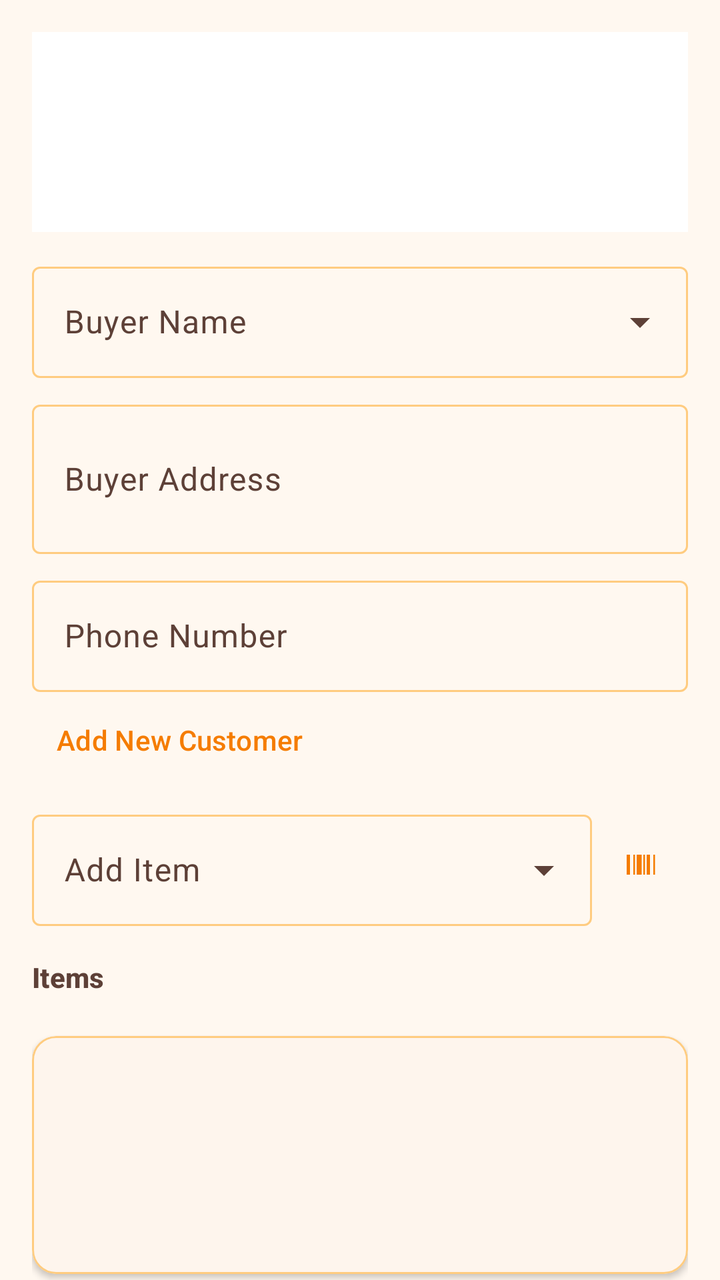
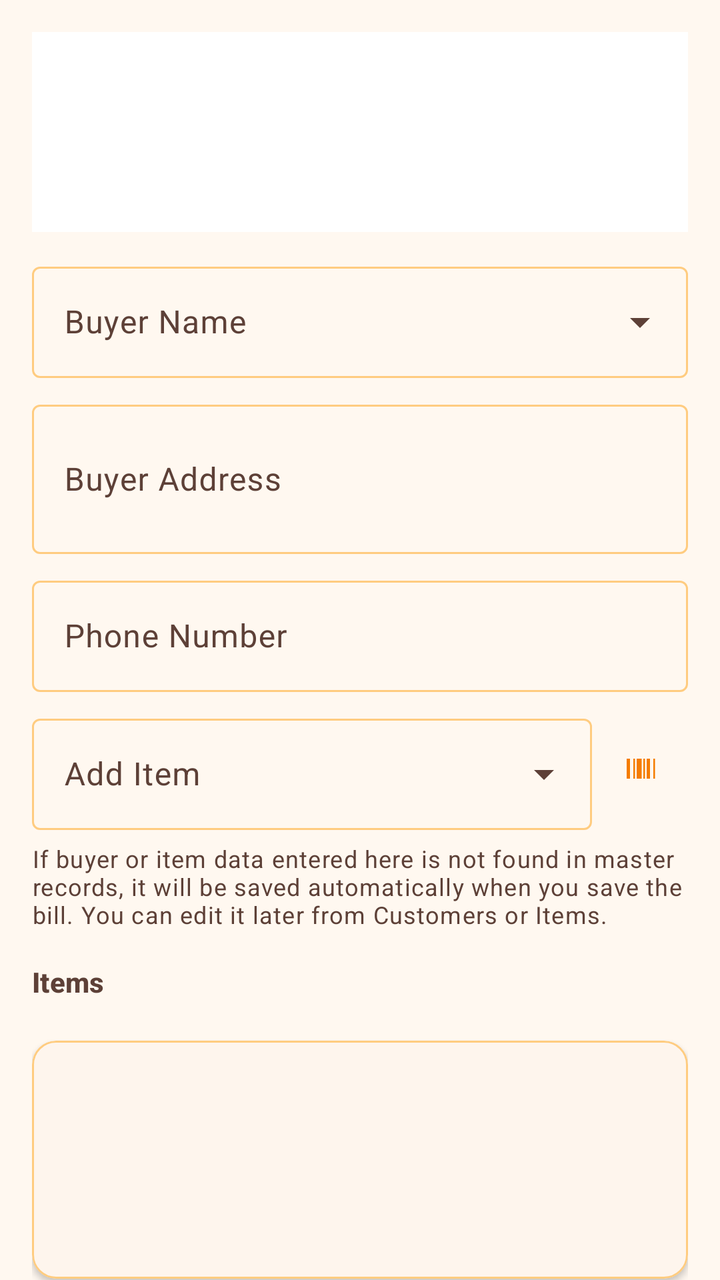

An Android layout rendered at two revisions. The XML below is the earlier revision; the diff shows what the commit changed to produce the second picture.
<!-- AndroidManifest.xml: application theme Theme.VikrSaathi -->
<!-- res/layout/fragment_bill.xml -->
<?xml version="1.0" encoding="utf-8"?>
<androidx.drawerlayout.widget.DrawerLayout xmlns:android="http://schemas.android.com/apk/res/android"
    xmlns:app="http://schemas.android.com/apk/res-auto"
    android:id="@+id/drawerLayout"
    android:layout_width="match_parent"
    android:layout_height="match_parent">

    <androidx.core.widget.NestedScrollView
        android:layout_width="match_parent"
        android:layout_height="match_parent"
        android:background="@color/orange_surface"
        android:fillViewport="true">

        <LinearLayout
            android:layout_width="match_parent"
            android:layout_height="wrap_content"
            android:orientation="vertical"
            android:padding="16dp">

            <ImageView
                android:id="@+id/imageHeader"
                android:layout_width="match_parent"
                android:layout_height="100dp"
                android:background="@color/surface_panel"
                android:contentDescription="@string/header_image"
                android:padding="4dp"
                android:scaleType="fitCenter" />

            <com.google.android.material.textfield.TextInputLayout
                style="@style/Widget.Material3.TextInputLayout.OutlinedBox.ExposedDropdownMenu"
                android:layout_width="match_parent"
                android:layout_height="wrap_content"
                android:layout_marginTop="12dp"
                android:hint="@string/buyer_name">

                <com.google.android.material.textfield.MaterialAutoCompleteTextView
                    android:id="@+id/autoCompleteCustomer"
                    android:layout_width="match_parent"
                    android:layout_height="wrap_content"
                    android:imeOptions="actionDone"
                    android:inputType="text" />
            </com.google.android.material.textfield.TextInputLayout>

            <com.google.android.material.textfield.TextInputLayout
                android:layout_width="match_parent"
                android:layout_height="wrap_content"
                android:layout_marginTop="8dp"
                android:hint="@string/buyer_address">

                <com.google.android.material.textfield.TextInputEditText
                    android:id="@+id/editBuyerAddress"
                    android:layout_width="match_parent"
                    android:layout_height="wrap_content"
                    android:inputType="textMultiLine"
                    android:minLines="2" />
            </com.google.android.material.textfield.TextInputLayout>

            <com.google.android.material.textfield.TextInputLayout
                android:layout_width="match_parent"
                android:layout_height="wrap_content"
                android:layout_marginTop="8dp"
                android:hint="@string/phone_number">

                <com.google.android.material.textfield.TextInputEditText
                    android:id="@+id/editBuyerPhone"
                    android:layout_width="match_parent"
                    android:layout_height="wrap_content"
                    android:inputType="phone" />
            </com.google.android.material.textfield.TextInputLayout>

            <com.google.android.material.button.MaterialButton
                android:id="@+id/buttonAddNewCustomer"
                style="@style/Widget.Material3.Button.TextButton"
                android:layout_width="wrap_content"
                android:layout_height="wrap_content"
                android:text="@string/add_new_customer" />

            <LinearLayout
                android:id="@+id/layoutAddItem"
                android:layout_width="match_parent"
                android:layout_height="wrap_content"
                android:layout_marginTop="8dp"
                android:gravity="center_vertical"
                android:orientation="horizontal">

                <com.google.android.material.textfield.TextInputLayout
                    style="@style/Widget.Material3.TextInputLayout.OutlinedBox.ExposedDropdownMenu"
                    android:layout_width="0dp"
                    android:layout_height="wrap_content"
                    android:layout_weight="1"
                    android:hint="@string/add_item">

                    <com.google.android.material.textfield.MaterialAutoCompleteTextView
                        android:id="@+id/autoCompleteItem"
                        android:layout_width="match_parent"
                        android:layout_height="wrap_content"
                        android:imeOptions="actionDone"
                        android:inputType="text" />
                </com.google.android.material.textfield.TextInputLayout>

                <com.google.android.material.button.MaterialButton
                    android:id="@+id/buttonScanBarcode"
                    style="@style/Widget.Material3.Button.IconButton"
                    android:layout_width="wrap_content"
                    android:layout_height="wrap_content"
                    android:contentDescription="@string/scan_barcode"
                    app:icon="@drawable/ic_barcode_scan" />
            </LinearLayout>

            <TextView
                android:layout_width="match_parent"
                android:layout_height="wrap_content"
                android:layout_marginTop="16dp"
                android:text="@string/bill_items"
                android:textAppearance="?attr/textAppearanceTitleSmall"
                android:textColor="@color/text_secondary_dark"
                android:textStyle="bold" />

            <androidx.recyclerview.widget.RecyclerView
                android:id="@+id/recyclerBillItems"
                android:layout_width="match_parent"
                android:layout_height="wrap_content"
                android:layout_marginTop="4dp"
                android:nestedScrollingEnabled="false" />

            <com.google.android.material.card.MaterialCardView
                android:layout_width="match_parent"
                android:layout_height="wrap_content"
                android:layout_marginTop="16dp"
                app:cardBackgroundColor="?attr/colorSurface"
                app:cardCornerRadius="12dp"
                app:cardElevation="2dp"
                app:strokeColor="@color/stroke_default"
                app:strokeWidth="1dp">

                <LinearLayout
                    android:layout_width="match_parent"
                    android:layout_height="wrap_content"
                    android:orientation="vertical"
                    android:padding="16dp">

                    <TextView
                        android:id="@+id/textTotalDiscount"
                        android:layout_width="match_parent"
                        android:layout_height="wrap_content"
                        android:textAppearance="?attr/textAppearanceTitleMedium"
                        android:textColor="@color/text_secondary_dark" />

                    <TextView
                        android:id="@+id/textGrandTotal"
                        android:layout_width="match_parent"
                        android:layout_height="wrap_content"
                        android:layout_marginTop="8dp"
                        android:textAppearance="?attr/textAppearanceHeadlineSmall"
                        android:textColor="@color/text_accent"
                        android:textStyle="bold" />

                    <TextView
                        android:id="@+id/textTotalInWords"
                        android:layout_width="match_parent"
                        android:layout_height="wrap_content"
                        android:layout_marginTop="6dp"
                        android:textAppearance="?attr/textAppearanceBodyMedium"
                        android:textColor="@color/text_secondary_dark" />
                </LinearLayout>
            </com.google.android.material.card.MaterialCardView>

            <com.google.android.material.card.MaterialCardView
                android:layout_width="match_parent"
                android:layout_height="wrap_content"
                android:layout_marginTop="16dp"
                app:cardBackgroundColor="?attr/colorSurface"
                app:cardCornerRadius="12dp"
                app:cardElevation="0dp"
                app:strokeColor="@color/stroke_subtle"
                app:strokeWidth="1dp">

                <LinearLayout
                    android:layout_width="match_parent"
                    android:layout_height="wrap_content"
                    android:gravity="center_horizontal"
                    android:orientation="vertical"
                    android:padding="12dp">

                    <ImageView
                        android:id="@+id/imageSignature"
                        android:layout_width="160dp"
                        android:layout_height="60dp"
                        android:contentDescription="@string/signature_image"
                        android:scaleType="fitCenter" />

                    <TextView
                        android:layout_width="match_parent"
                        android:layout_height="wrap_content"
                        android:layout_marginTop="4dp"
                        android:gravity="center"
                        android:text="@string/authorised_signature"
                        android:textAppearance="?attr/textAppearanceBodySmall"
                        android:textColor="@color/text_secondary_dark" />
                </LinearLayout>
            </com.google.android.material.card.MaterialCardView>

            <com.google.android.material.button.MaterialButton
                android:id="@+id/buttonSaveBill"
                android:layout_width="match_parent"
                android:layout_height="wrap_content"
                android:layout_marginTop="16dp"
                android:layout_marginBottom="16dp"
                android:text="@string/save_bill" />

            <LinearLayout
                android:id="@+id/layoutViewBillActions"
                android:layout_width="match_parent"
                android:layout_height="wrap_content"
                android:layout_marginTop="16dp"
                android:layout_marginBottom="16dp"
                android:orientation="horizontal"
                android:visibility="gone">

                <com.google.android.material.button.MaterialButton
                    android:id="@+id/buttonViewBillDownloadPdf"
                    style="@style/VikrSaathiOutlinedButton"
                    android:layout_width="0dp"
                    android:layout_height="wrap_content"
                    android:layout_marginEnd="4dp"
                    android:layout_weight="1"
                    android:text="@string/download_pdf" />

                <com.google.android.material.button.MaterialButton
                    android:id="@+id/buttonViewBillPrint"
                    style="@style/VikrSaathiOutlinedButton"
                    android:layout_width="0dp"
                    android:layout_height="wrap_content"
                    android:layout_marginStart="4dp"
                    android:layout_weight="1"
                    android:text="@string/print" />
            </LinearLayout>
        </LinearLayout>
    </androidx.core.widget.NestedScrollView>

    <include
        android:id="@+id/billDrawer"
        layout="@layout/layout_bill_drawer" />
</androidx.drawerlayout.widget.DrawerLayout>
<!-- res/layout/layout_bill_drawer.xml (included above) -->
<?xml version="1.0" encoding="utf-8"?>
<LinearLayout xmlns:android="http://schemas.android.com/apk/res/android"
    android:layout_width="280dp"
    android:layout_height="match_parent"
    android:layout_gravity="end"
    android:background="?attr/colorSurface"
    android:clickable="true"
    android:elevation="8dp"
    android:focusable="true"
    android:orientation="vertical"
    android:padding="16dp">

    <TextView
        android:layout_width="match_parent"
        android:layout_height="wrap_content"
        android:text="@string/bill_options"
        android:textAppearance="?attr/textAppearanceTitleMedium"
        android:textStyle="bold" />

    <LinearLayout
        android:id="@+id/layoutNewBillOptions"
        android:layout_width="match_parent"
        android:layout_height="wrap_content"
        android:orientation="vertical"
        android:visibility="gone">

        <com.google.android.material.button.MaterialButton
            android:id="@+id/buttonHoldBill"
            android:layout_width="match_parent"
            android:layout_height="wrap_content"
            android:layout_marginTop="16dp"
            android:text="@string/hold_bill" />

        <com.google.android.material.button.MaterialButton
            android:id="@+id/buttonRestoreBill"
            style="@style/VikrSaathiOutlinedButton"
            android:layout_width="match_parent"
            android:layout_height="wrap_content"
            android:layout_marginTop="8dp"
            android:text="@string/restore_bill" />
    </LinearLayout>

    <com.google.android.material.button.MaterialButton
        android:id="@+id/buttonEnableEditBill"
        android:layout_width="match_parent"
        android:layout_height="wrap_content"
        android:layout_marginTop="16dp"
        android:text="@string/enable_edit_bill"
        android:visibility="gone" />

    <LinearLayout
        android:id="@+id/layoutViewBillOptions"
        android:layout_width="match_parent"
        android:layout_height="wrap_content"
        android:orientation="vertical"
        android:visibility="gone">

        <com.google.android.material.button.MaterialButton
            android:id="@+id/buttonDrawerDownloadPdf"
            style="@style/VikrSaathiOutlinedButton"
            android:layout_width="match_parent"
            android:layout_height="wrap_content"
            android:layout_marginTop="16dp"
            android:text="@string/download_pdf" />

        <com.google.android.material.button.MaterialButton
            android:id="@+id/buttonDrawerPrintBill"
            style="@style/VikrSaathiOutlinedButton"
            android:layout_width="match_parent"
            android:layout_height="wrap_content"
            android:layout_marginTop="8dp"
            android:text="@string/print" />
    </LinearLayout>
</LinearLayout>
<!-- resources referenced by this layout -->
<resources>
  <color name="orange_surface">#FFF8F0</color>
  <color name="stroke_default">@color/orange_200</color>
  <color name="stroke_subtle">@color/orange_100</color>
  <color name="surface_panel">#FFFFFF</color>
  <color name="text_accent">@color/orange_800</color>
  <color name="text_secondary_dark">#5D4037</color>
  <!-- drawable ic_barcode_scan (drawable) -->
  <vector xmlns:android="http://schemas.android.com/apk/res/android"
      android:width="24dp"
      android:height="24dp"
      android:viewportWidth="24"
      android:viewportHeight="24">
      <path
          android:fillColor="#FF000000"
          android:pathData="M4,6h2v12H4V6zM8,6h1v12H8V6zM10,6h3v12h-3V6zM14,6h1v12h-1V6zM16,6h2v12h-2V6zM20,6h1v12h-1V6z" />
  </vector>
  <string name="add_item">Add Item</string>
  <string name="add_new_customer">Add New Customer</string>
  <string name="authorised_signature">Authorised Signature</string>
  <string name="bill_items">Items</string>
  <string name="bill_options">Bill options</string>
  <string name="buyer_address">Buyer Address</string>
  <string name="buyer_name">Buyer Name</string>
  <string name="download_pdf">Download PDF</string>
  <string name="enable_edit_bill">Edit bill</string>
  <string name="header_image">Header Image</string>
  <string name="hold_bill">Hold bill</string>
  <string name="phone_number">Phone Number</string>
  <string name="print">Print</string>
  <string name="restore_bill">Restore bill</string>
  <string name="save_bill">Save Bill</string>
  <string name="scan_barcode">Scan Barcode</string>
  <string name="signature_image">Signature Image</string>
  <style name="VikrSaathiOutlinedButton" parent="Widget.Material3.Button.OutlinedButton">
          <item name="android:textColor">@color/button_outlined_text</item>
          <item name="strokeColor">@color/button_outlined_stroke</item>
      </style>
  <color name="orange_200">#FFCC80</color>
  <color name="orange_100">#FFE0B2</color>
  <color name="orange_800">#EF6C00</color>
  <color name="orange_primary">#F57C00</color>
  <color name="orange_primary_dark">#E65100</color>
  <color name="orange_on_primary">#FFFFFF</color>
  <color name="orange_accent">#FFB74D</color>
  <color name="orange_700">#F57C00</color>
  <color name="black">#FF000000</color>
  <color name="orange_900">#E65100</color>
  <color name="surface_card">#FFFFFF</color>
  <color name="text_primary_dark">#212121</color>
  <style name="VikrSaathiSwitch" parent="Widget.Material3.CompoundButton.MaterialSwitch">
          <item name="thumbTint">@color/switch_thumb_tint</item>
          <item name="trackTint">@color/switch_track_tint</item>
          <item name="trackDecorationTint">@color/switch_track_decoration_tint</item>
      </style>
  <!-- unchanged entries left out for length: 1 -->
</resources>

<!-- the commit's change to res/layout/fragment_bill.xml (unified diff, before → after) -->
@@ -68,13 +68,6 @@
                     android:inputType="phone" />
             </com.google.android.material.textfield.TextInputLayout>
 
-            <com.google.android.material.button.MaterialButton
-                android:id="@+id/buttonAddNewCustomer"
-                style="@style/Widget.Material3.Button.TextButton"
-                android:layout_width="wrap_content"
-                android:layout_height="wrap_content"
-                android:text="@string/add_new_customer" />
-
             <LinearLayout
                 android:id="@+id/layoutAddItem"
                 android:layout_width="match_parent"
@@ -106,6 +99,15 @@
                     android:contentDescription="@string/scan_barcode"
                     app:icon="@drawable/ic_barcode_scan" />
             </LinearLayout>
+
+            <TextView
+                android:id="@+id/textAutoRegisterHint"
+                android:layout_width="match_parent"
+                android:layout_height="wrap_content"
+                android:layout_marginTop="6dp"
+                android:text="@string/bill_auto_register_hint"
+                android:textAppearance="?attr/textAppearanceBodySmall"
+                android:textColor="@color/text_secondary_dark" />
 
             <TextView
                 android:layout_width="match_parent"
<!-- resource entries referenced after the edit -->
@@ -17,8 +17,8 @@
           android:pathData="M4,6h2v12H4V6zM8,6h1v12H8V6zM10,6h3v12h-3V6zM14,6h1v12h-1V6zM16,6h2v12h-2V6zM20,6h1v12h-1V6z" />
   </vector>
   <string name="add_item">Add Item</string>
-  <string name="add_new_customer">Add New Customer</string>
   <string name="authorised_signature">Authorised Signature</string>
+  <string name="bill_auto_register_hint">If buyer or item data entered here is not found in master records, it will be saved automatically when you save the bill. You can edit it later from Customers or Items.</string>
   <string name="bill_items">Items</string>
   <string name="bill_options">Bill options</string>
   <string name="buyer_address">Buyer Address</string>
